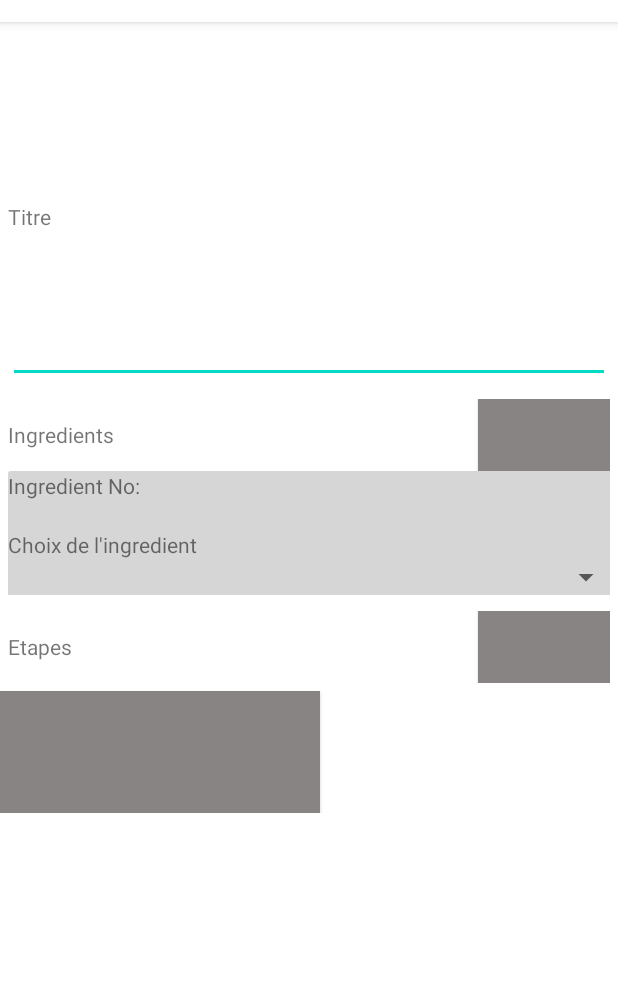
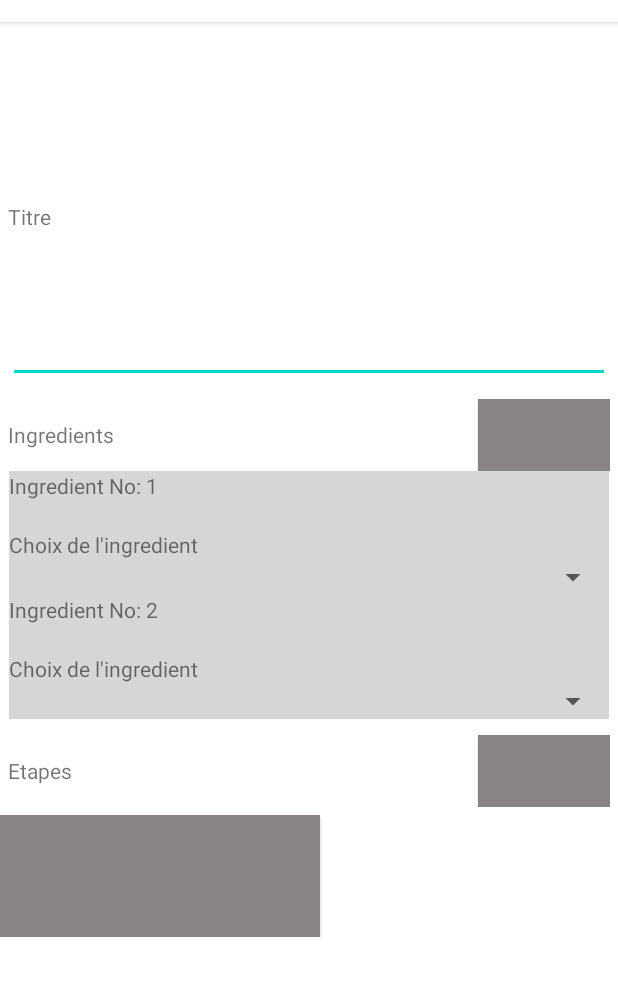
Before and after one commit to Nhyv/BeYourOwnBartender, an Android app: the screen it shows after launch (AddActivity), after a tap on an icon or button, on a phone screen of 412 x 824 dp, the part 62-1058 px from its top. Run offline under Robolectric (Android 15) with nearby library versions, the phone set to English and light mode, and no system bars; 1 other tap on this screen came first.

Commit message:
RVingredients can add new items and order is working

```diff
--- a/app/src/main/java/com/example/beyourownbartender/AddActivity.java
+++ b/app/src/main/java/com/example/beyourownbartender/AddActivity.java
@@ -5,6 +5,8 @@ import androidx.recyclerview.widget.LinearLayoutManager;
 import androidx.recyclerview.widget.RecyclerView;
 
 import android.os.Bundle;
+import android.view.View;
+import android.widget.Button;
 
 import java.util.ArrayList;
 import java.util.List;
@@ -14,20 +16,33 @@ public class AddActivity extends AppCompatActivity {
     private RecyclerView rvIngredients;
     private RecyclerView rvSteps;
     private IngredientAdapterList ingredientAdapterList;
+    private List<Ingredient> ingredientList;
+    private Button buttonAddIngredient;
 
     @Override
     protected void onCreate(Bundle savedInstanceState) {
         super.onCreate(savedInstanceState);
         setContentView(R.layout.activity_add);
 
+        // Creates the empty ingredient list and sets the recyclerview/adapterlist values for ingredients
+        ingredientList = createListIngredients();
         rvIngredients = findViewById(R.id.rvIngredients);
         rvIngredients.setLayoutManager(new LinearLayoutManager(this));
-        ingredientAdapterList = new IngredientAdapterList(createListIngredients(), this);
+        ingredientAdapterList = new IngredientAdapterList(ingredientList, this);
         rvIngredients.setAdapter(ingredientAdapterList);
 
 
         rvSteps = findViewById(R.id.rvSteps);
         rvSteps.setLayoutManager(new LinearLayoutManager(this));
+
+        // Creates a onClickListener for the addIngredient button
+        buttonAddIngredient = findViewById(R.id.btAddIngredients);
+        buttonAddIngredient.setOnClickListener(new View.OnClickListener() {
+            @Override
+            public void onClick(View view) {
+                ingredientAdapterList.addIngredient(new Ingredient());
+            }
+        });
     }
 
     private List<Ingredient> createListIngredients(){
--- a/app/src/main/java/com/example/beyourownbartender/IngredientAdapterList.java
+++ b/app/src/main/java/com/example/beyourownbartender/IngredientAdapterList.java
@@ -4,10 +4,12 @@ import android.content.Context;
 import android.view.LayoutInflater;
 import android.view.View;
 import android.view.ViewGroup;
+import android.widget.TextView;
 
 import androidx.annotation.NonNull;
 import androidx.recyclerview.widget.RecyclerView;
 
+import java.text.BreakIterator;
 import java.util.List;
 
 public class IngredientAdapterList extends RecyclerView.Adapter<IngredientAdapterList.AdapterListViewHolder>{
@@ -31,6 +33,9 @@ public class IngredientAdapterList extends RecyclerView.Adapter<IngredientAdapte
     @Override
     public void onBindViewHolder(@NonNull IngredientAdapterList.AdapterListViewHolder holder, int position) {
 
+        // Sets the card title text
+        String titleCardIngredientString = "Ingredient No: "+(position+1);
+        holder.tvTitleCardIngredient.setText(titleCardIngredientString);
     }
 
     @Override
@@ -38,15 +43,20 @@ public class IngredientAdapterList extends RecyclerView.Adapter<IngredientAdapte
         return ingredientList.size();
     }
 
-    public void addNote(Ingredient item){
+    // Adds an empty ingredient to the RV
+    public void addIngredient(Ingredient item){
         ingredientList.add(item);
         notifyItemInserted(ingredientList.size()-1);
     }
 
     public class AdapterListViewHolder extends RecyclerView.ViewHolder {
 
+        public TextView tvTitleCardIngredient;
+
         public AdapterListViewHolder(@NonNull View itemView) {
             super(itemView);
+
+            tvTitleCardIngredient = itemView.findViewById(R.id.tvTitleCardIngredient);
         }
     }
 }
--- a/app/src/main/res/layout/add_ingredient_to_recipe_layout.xml
+++ b/app/src/main/res/layout/add_ingredient_to_recipe_layout.xml
@@ -2,21 +2,27 @@
 <androidx.constraintlayout.widget.ConstraintLayout xmlns:android="http://schemas.android.com/apk/res/android"
     xmlns:app="http://schemas.android.com/apk/res-auto"
     xmlns:tools="http://schemas.android.com/tools"
-    android:layout_width="match_parent"
-    android:layout_height="match_parent">
+    android:layout_width="wrap_content"
+    android:layout_height="wrap_content">
 
     <androidx.cardview.widget.CardView
         android:layout_width="409dp"
-        android:layout_height="wrap_content"
+        android:layout_height="0dp"
         android:background="#857D7D"
         tools:layout_editor_absoluteX="1dp"
         tools:layout_editor_absoluteY="130dp">
 
+    </androidx.cardview.widget.CardView>
+
     <LinearLayout
-            android:layout_width="match_parent"
+        android:layout_width="400dp"
         android:layout_height="match_parent"
         android:background="#D6D6D6"
-            android:orientation="vertical">
+        android:orientation="vertical"
+        app:layout_constraintBottom_toBottomOf="parent"
+        app:layout_constraintEnd_toEndOf="parent"
+        app:layout_constraintStart_toStartOf="parent"
+        app:layout_constraintTop_toTopOf="parent">
 
         <TextView
             android:id="@+id/tvTitleCardIngredient"
@@ -44,6 +50,4 @@
         </LinearLayout>
     </LinearLayout>
 
-    </androidx.cardview.widget.CardView>
-
 </androidx.constraintlayout.widget.ConstraintLayout>
```
Lines whose indentation alone changed are shown as unchanged.
